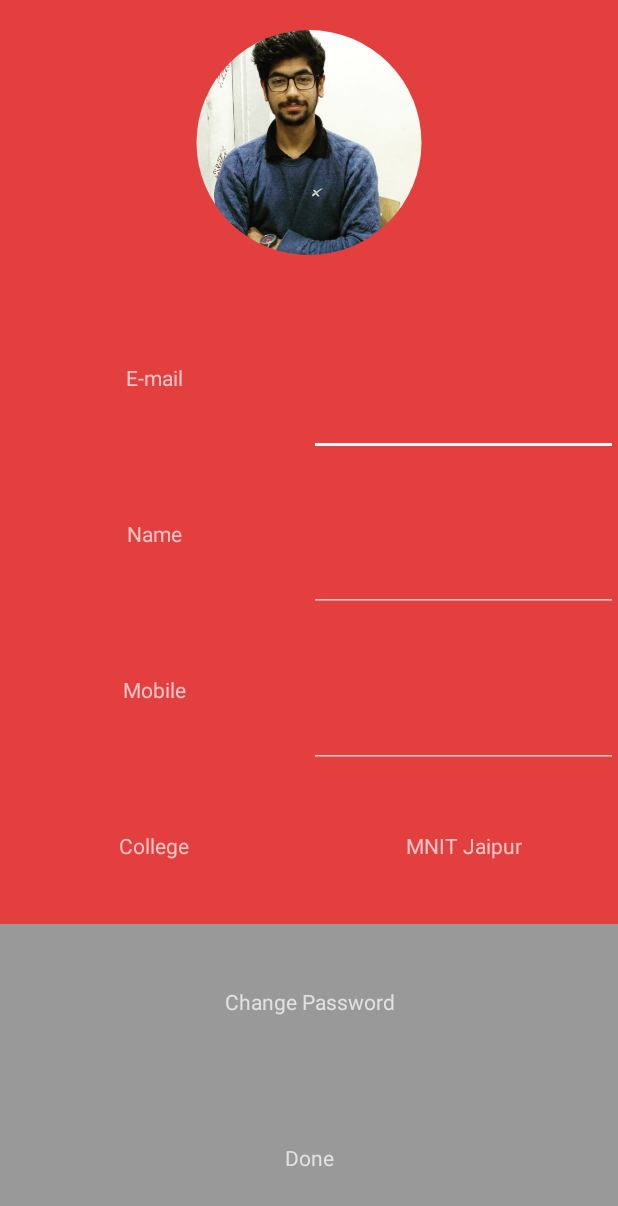
After one commit to lokiore/JavaProject, an Android app: the UpdateProfileActivity screen opened directly, with no data from a screen before it, on a phone screen of 412 x 824 dp. The commit adds this screen. Shown: the top 1206 px of the screen. Run offline under Robolectric (Android 15) with nearby library versions, the phone set to English and light mode, and no system bars; our stand-ins replace Firebase (no records; nobody signed in at launch, a user with empty details on screens opened directly); Roboto replaces fonts that are not available here; 5 statements that could not run were skipped.

Commit message:
Update Profile

```diff
--- a/app/src/main/AndroidManifest.xml
+++ b/app/src/main/AndroidManifest.xml
@@ -21,6 +21,7 @@
         <activity android:name="com.example.rishabh.NewsFeed" android:theme="@style/AppTheme.Dark" />
         <activity android:name="com.example.rishabh.HomeActivity" android:theme="@style/AppTheme.Dark" />
         <activity android:name="com.example.rishabh.DispProfileActivity" android:theme="@style/AppTheme.Dark" />
+        <activity android:name="com.example.rishabh.UpdateProfileActivity" android:theme="@style/AppTheme.Dark" />
 
 
         <meta-data
--- a/app/src/main/java/com/example/rishabh/DispProfileActivity.java
+++ b/app/src/main/java/com/example/rishabh/DispProfileActivity.java
@@ -1,5 +1,6 @@
 package com.example.rishabh;
 
+import android.content.Intent;
 import android.graphics.Bitmap;
 import android.graphics.BitmapFactory;
 import android.net.Uri;
@@ -10,6 +11,7 @@ import android.support.v4.graphics.drawable.RoundedBitmapDrawable;
 import android.support.v4.graphics.drawable.RoundedBitmapDrawableFactory;
 import android.support.v7.app.AppCompatActivity;
 import android.text.method.PasswordTransformationMethod;
+import android.text.style.UpdateAppearance;
 import android.view.View;
 import android.widget.ImageView;
 import android.widget.LinearLayout;
@@ -86,8 +88,17 @@ public class DispProfileActivity extends AppCompatActivity {
                         username.setText(personName);
                         email.setText(personEmail);
                         mobile.setText(personMobile);
+                        personPassword = personPassword.replaceAll(".","*");
                         password.setText(personPassword);
-                        password.setTransformationMethod(new PasswordTransformationMethod());
+                        LinearLayout updateView = findViewById(R.id.update_profile);
+                        updateView.setOnClickListener(new View.OnClickListener() {
+                            @Override
+                            public void onClick(View v) {
+                                Intent intent = new Intent(DispProfileActivity.this, UpdateProfileActivity.class);
+                                startActivity(intent);
+
+                            }
+                        });
                     }
 
                     @Override
--- a/app/src/main/java/com/example/rishabh/MainActivity.java
+++ b/app/src/main/java/com/example/rishabh/MainActivity.java
@@ -32,7 +32,7 @@ public class MainActivity extends AppCompatActivity {
             //mAuth.signOut();
             Intent intent = new Intent(this, HomeActivity.class);
             startActivity(intent);
-            mAuth.signOut();
+            //mAuth.signOut();
             finish();
         }
     }
--- /dev/null
+++ b/app/src/main/java/com/example/rishabh/UpdateProfileActivity.java
@@ -0,0 +1,108 @@
+package com.example.rishabh;
+
+import android.content.Intent;
+import android.graphics.Bitmap;
+import android.graphics.BitmapFactory;
+import android.os.Bundle;
+import android.support.annotation.Nullable;
+import android.support.v4.graphics.drawable.RoundedBitmapDrawable;
+import android.support.v4.graphics.drawable.RoundedBitmapDrawableFactory;
+import android.support.v7.app.AppCompatActivity;
+import android.text.style.UpdateAppearance;
+import android.util.Log;
+import android.view.View;
+import android.widget.ImageView;
+import android.widget.LinearLayout;
+import android.widget.TextView;
+
+import com.google.firebase.auth.FirebaseAuth;
+import com.google.firebase.auth.FirebaseUser;
+import com.google.firebase.database.DataSnapshot;
+import com.google.firebase.database.DatabaseError;
+import com.google.firebase.database.DatabaseReference;
+import com.google.firebase.database.FirebaseDatabase;
+import com.google.firebase.database.ValueEventListener;
+
+import org.w3c.dom.Text;
+
+import java.util.HashMap;
+
+public class UpdateProfileActivity extends AppCompatActivity {
+
+
+    FirebaseDatabase database = FirebaseDatabase.getInstance();
+    DatabaseReference mDatabase = database.getReference();
+
+
+    @Override
+    public void onCreate(@Nullable Bundle savedInstanceState) {
+        FirebaseUser mAuth = FirebaseAuth.getInstance().getCurrentUser();
+        super.onCreate(savedInstanceState);
+        setContentView(R.layout.activity_update_profile);
+        ImageView imageView = findViewById(R.id.disp_profile_picture);
+        Bitmap bitmap = BitmapFactory.decodeResource(getResources(),R.drawable.photo);
+        RoundedBitmapDrawable roundedBitmapDrawable = RoundedBitmapDrawableFactory.create(getResources(),bitmap);
+        roundedBitmapDrawable.setCircular(true);
+        imageView.setImageDrawable(roundedBitmapDrawable);
+        final TextView email = findViewById(R.id.update_email);
+        final TextView name = findViewById(R.id.update_name);
+        final TextView mobile = findViewById(R.id.update_mobile);
+        final TextView college = findViewById(R.id.update_college);
+        String new_email = mAuth.getEmail();
+        new_email = new_email.replaceAll("\\.", "_dot_");
+        DatabaseReference myRef = mDatabase.child("users");
+        DatabaseReference mUser = myRef.child(new_email);
+
+        mUser.addValueEventListener(new ValueEventListener() {
+            @Override
+            public void onDataChange(DataSnapshot dataSnapshot) {
+                HashMap<String, String> user;
+                user = (HashMap<String, String>) dataSnapshot.getValue();
+                String personName = user.get("Name");
+                String personEmail = user.get("Email");
+                final String password = user.get("Password");
+                personEmail = personEmail.replaceAll("_dot_","\\.");
+                String personMobile = user.get("Mobile");
+                name.setText(personName);
+                email.setText(personEmail);
+                mobile.setText(personMobile);
+                college.setText("MNIT Jaipur");
+
+                LinearLayout update_done = findViewById(R.id.update_done);
+                update_done.setOnClickListener(new View.OnClickListener() {
+                    @Override
+                    public void onClick(View view) {
+                        TextView temail = findViewById(R.id.update_email);
+                        TextView tname = findViewById(R.id.update_name);
+                        TextView tmobile = findViewById(R.id.update_mobile);
+                        String email = temail.getText().toString();
+                        String new_email = email.replaceAll("\\.","_dot_");
+                        String mobile = tmobile.getText().toString();
+                        String name = tname.getText().toString();
+
+                        DatabaseReference myRef = mDatabase.child("users");
+                        DatabaseReference mUser = myRef.child(new_email);
+
+                        HashMap<String,String> user = new HashMap<String, String>();
+                        user.put("Name",name);
+                        user.put("Email",email);
+                        user.put("Mobile",mobile);
+                        user.put("Password",password);
+                        mUser.setValue(user);
+                        Intent intent = new Intent(UpdateProfileActivity.this,DispProfileActivity.class);
+                        startActivity(intent);
+                        finish();
+                    }
+                });
+            }
+
+            @Override
+            public void onCancelled(DatabaseError databaseError) {
+
+            }
+        });
+
+
+    }
+
+}
--- /dev/null
+++ b/app/src/main/res/layout/activity_update_profile.xml
@@ -0,0 +1,120 @@
+<?xml version="1.0" encoding="utf-8"?>
+<LinearLayout xmlns:android="http://schemas.android.com/apk/res/android"
+    android:orientation="vertical" android:layout_width="match_parent"
+    android:layout_height="match_parent">
+    <LinearLayout
+        android:layout_width="match_parent"
+        android:layout_height="200dp">
+        <ImageView
+            android:id="@+id/disp_profile_picture"
+            android:layout_width="wrap_content"
+            android:layout_height="150dp"
+            android:layout_marginTop="20dp"
+            android:src="@drawable/photo" />
+    </LinearLayout>
+    <LinearLayout
+        android:orientation="vertical"
+        android:layout_width="match_parent"
+        android:layout_height="match_parent">
+        <LinearLayout
+            android:layout_width="match_parent"
+            android:layout_height="0dp"
+            android:layout_weight="1">
+            <TextView
+                android:layout_width="0dp"
+                android:layout_height="match_parent"
+                android:layout_weight="1"
+                android:gravity="center"
+                android:text="@string/prof_email" />
+            <EditText
+                android:id="@+id/update_email"
+                android:layout_width="0dp"
+                android:layout_height="match_parent"
+                android:layout_weight="1"
+                android:gravity="center"
+                android:text=" " />
+        </LinearLayout>
+        <LinearLayout
+            android:layout_width="match_parent"
+            android:layout_height="0dp"
+            android:layout_weight="1">
+            <TextView
+                android:layout_width="0dp"
+                android:layout_height="match_parent"
+                android:layout_weight="4"
+                android:gravity="center"
+                android:text="@string/prof_name" />
+            <EditText
+                android:id="@+id/update_name"
+                android:layout_width="0dp"
+                android:layout_height="match_parent"
+                android:layout_weight="4"
+                android:gravity="center"
+                android:text="@string/prof_email" />
+        </LinearLayout>
+        <LinearLayout
+            android:layout_width="match_parent"
+            android:layout_height="0dp"
+            android:layout_weight="1">
+            <TextView
+                android:layout_width="0dp"
+                android:layout_height="match_parent"
+                android:layout_weight="4"
+                android:gravity="center"
+                android:text="@string/prof_mobile" />
+            <EditText
+                android:id="@+id/update_mobile"
+                android:layout_width="0dp"
+                android:layout_height="match_parent"
+                android:layout_weight="4"
+                android:gravity="center"
+                android:text="@string/prof_email" />
+        </LinearLayout>
+        <LinearLayout
+            android:layout_width="match_parent"
+            android:layout_height="0dp"
+            android:layout_weight="1">
+            <TextView
+                android:layout_width="0dp"
+                android:layout_height="match_parent"
+                android:layout_weight="4"
+                android:gravity="center"
+                android:text="@string/prof_college" />
+            <TextView
+                android:id="@+id/update_college"
+                android:layout_width="0dp"
+                android:layout_height="match_parent"
+                android:layout_weight="4"
+                android:gravity="center"
+                android:text="@string/prof_email" />
+        </LinearLayout>
+        <LinearLayout
+            android:layout_width="match_parent"
+            android:layout_height="0dp"
+            android:layout_weight="1">
+            <TextView
+                android:layout_width="wrap_content"
+                android:layout_height="match_parent"
+                android:layout_weight="4"
+                android:gravity="center"
+                android:text="Change Password"
+                android:background="@color/aluminum"/>
+        </LinearLayout>
+
+        <LinearLayout
+            android:layout_width="match_parent"
+            android:layout_height="0dp"
+            android:layout_weight="1"
+            android:id="@+id/update_done">
+
+            <TextView
+
+                android:layout_width="wrap_content"
+                android:layout_height="match_parent"
+                android:layout_weight="4"
+                android:gravity="center"
+                android:text="Done"
+                android:background="@color/aluminum"/>
+        </LinearLayout>
+    </LinearLayout>
+</LinearLayout>
```
